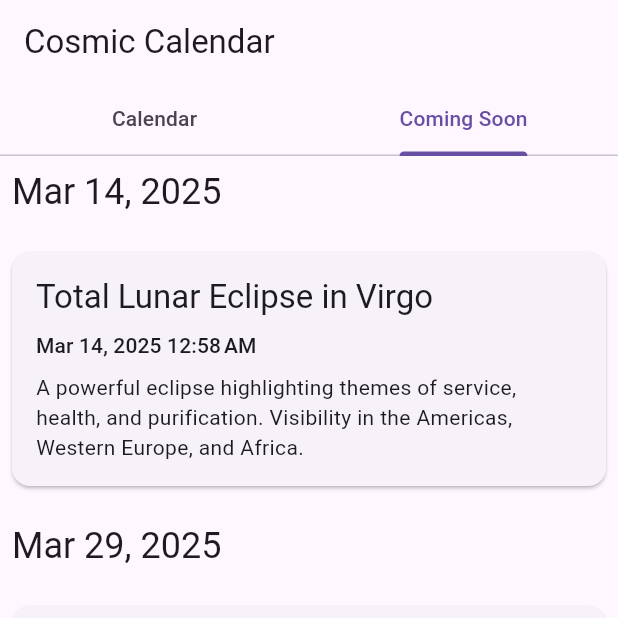
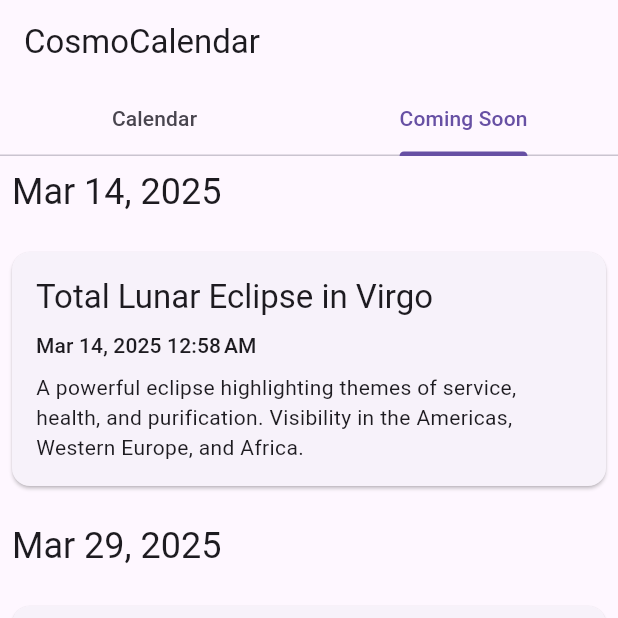
Before and after one commit to Lamarrbits/cosmocalendar, a Flutter app: the screen it shows after launch, tab 2 chosen, on a phone screen of 412 x 824 dp, the top half of it. Run offline on Flutter 3.47's test engine with Material 3 defaults, Android fonts, the phone set to English and light mode, and no system bars; our stand-ins replace flutter_riverpod, table_calendar.

Commit message:
fix: Remove localization to fix splash screen issue

```diff
--- a/cosmocalendar_flutter/lib/main.dart
+++ b/cosmocalendar_flutter/lib/main.dart
@@ -1,7 +1,6 @@
 import 'package:flutter/material.dart';
 import 'package:flutter_riverpod/flutter_riverpod.dart';
 import 'package:cosmocalendar_flutter/screens/main_screen.dart';
-import 'package:flutter_gen/gen_l10n/app_localizations.dart';
 
 void main() {
   runApp(
@@ -21,8 +20,6 @@ class MyApp extends StatelessWidget {
       theme: ThemeData(
         primarySwatch: Colors.blue,
       ),
-      localizationsDelegates: AppLocalizations.localizationsDelegates,
-      supportedLocales: AppLocalizations.supportedLocales,
       home: const MainScreen(),
     );
   }
--- a/cosmocalendar_flutter/lib/screens/main_screen.dart
+++ b/cosmocalendar_flutter/lib/screens/main_screen.dart
@@ -3,37 +3,36 @@ import 'package:flutter_riverpod/flutter_riverpod.dart';
 import 'package:cosmocalendar_flutter/providers/event_provider.dart';
 import 'package:cosmocalendar_flutter/widgets/calendar_view.dart';
 import 'package:cosmocalendar_flutter/widgets/event_group.dart';
-import 'package:flutter_gen/gen_l10n/app_localizations.dart';
 
 class MainScreen extends ConsumerWidget {
   const MainScreen({Key? key}) : super(key: key);
 
   @override
   Widget build(BuildContext context, WidgetRef ref) {
-    final eventsByDate = ref.watch(eventsByDateProvider);
-    final filteredEvents = ref.watch(filteredEventsProvider);
-    final localizations = AppLocalizations.of(context)!;
+    final events = ref.watch(eventsProvider);
 
     return DefaultTabController(
       length: 2,
       child: Scaffold(
         appBar: AppBar(
-          title: Text(localizations.headerTitle),
-          bottom: TabBar(
+          title: const Text("CosmoCalendar"),
+          bottom: const TabBar(
             tabs: [
               Tab(text: "Calendar"),
-              Tab(text: localizations.tabsComingSoon),
+              Tab(text: "Coming Soon"),
             ],
           ),
         ),
-        body: TabBarView(
+        body: events.when(
+          data: (events) {
+            return TabBarView(
               children: [
                 const CalendarView(),
                 ListView.builder(
-              itemCount: eventsByDate.keys.length,
+                  itemCount: ref.watch(eventsByDateProvider).keys.length,
                   itemBuilder: (context, index) {
-                final date = eventsByDate.keys.elementAt(index);
-                final events = eventsByDate[date]!;
+                    final date = ref.watch(eventsByDateProvider).keys.elementAt(index);
+                    final events = ref.watch(eventsByDateProvider)[date]!;
                     return Padding(
                       padding: const EdgeInsets.all(8.0),
                       child: EventGroup(date: date, events: events),
@@ -41,6 +40,10 @@ class MainScreen extends ConsumerWidget {
                   },
                 ),
               ],
+            );
+          },
+          loading: () => const Center(child: CircularProgressIndicator()),
+          error: (error, stackTrace) => Center(child: Text('Error: $error')),
         ),
       ),
     );
```
Lines whose indentation alone changed are shown as unchanged.
